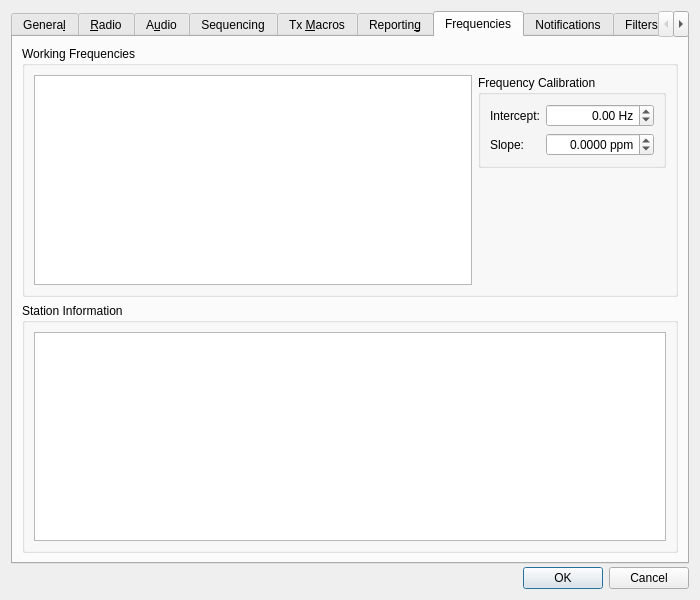
First picture: the form in Configuration.ui, repository vu2cpl/jtdx-vu, before the edit.
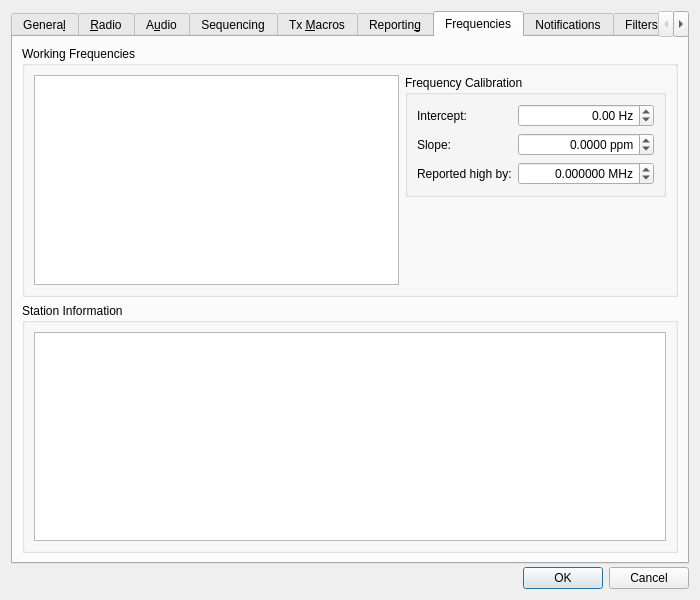
Second picture: the form after the edit. The open tabs and pages were chosen to show the change.

Commit message:
Settings > Radio: "Reported high by" - take an extra offset off rig readback
SDR-Control for Icom on QO-100 reports 12861.040 MHz for a radio set to
10489.540: its 2371.5 MHz transverter offset is applied once more on
readback, while its set path takes the real frequency (measured with
rigctl). A Station Information offset cannot fix that, as it is added on
writes too. The new per-profile value under Frequency Calibration is
subtracted from every frequency the rig reports and never added to what
JTDX-VU sets.

Diff of the .ui file:
```diff
--- a/Configuration.ui
+++ b/Configuration.ui
@@ -3200,6 +3200,43 @@
                  </property>
                 </widget>
                </item>
+               <item row="2" column="0">
+                <widget class="QLabel" name="label_rig_report_offset">
+                 <property name="text">
+                  <string>Reported high by:</string>
+                 </property>
+                 <property name="buddy">
+                  <cstring>rig_report_offset_spin_box</cstring>
+                 </property>
+                </widget>
+               </item>
+               <item row="2" column="1">
+                <widget class="QDoubleSpinBox" name="rig_report_offset_spin_box">
+                 <property name="toolTip">
+                  <string>JTDX-VU: subtracted from every frequency the rig REPORTS, never added to what JTDX-VU sets.
+For a CAT server whose readback carries an extra offset. Example: SDR-Control for Icom on QO-100 with a
+2371.5 MHz transverter offset reports 12861.040 MHz for 10489.540 - enter 2371.5 here.</string>
+                 </property>
+                 <property name="alignment">
+                  <set>Qt::AlignRight|Qt::AlignTrailing|Qt::AlignVCenter</set>
+                 </property>
+                 <property name="suffix">
+                  <string> MHz</string>
+                 </property>
+                 <property name="decimals">
+                  <number>6</number>
+                 </property>
+                 <property name="minimum">
+                  <double>-99999.000000000000000</double>
+                 </property>
+                 <property name="maximum">
+                  <double>99999.000000000000000</double>
+                 </property>
+                 <property name="singleStep">
+                  <double>0.100000000000000</double>
+                 </property>
+                </widget>
+               </item>
               </layout>
              </widget>
             </item>
```
Left out of the diff: 1 changed line with no effect on the pictures. The commit also changes 3 other files.
